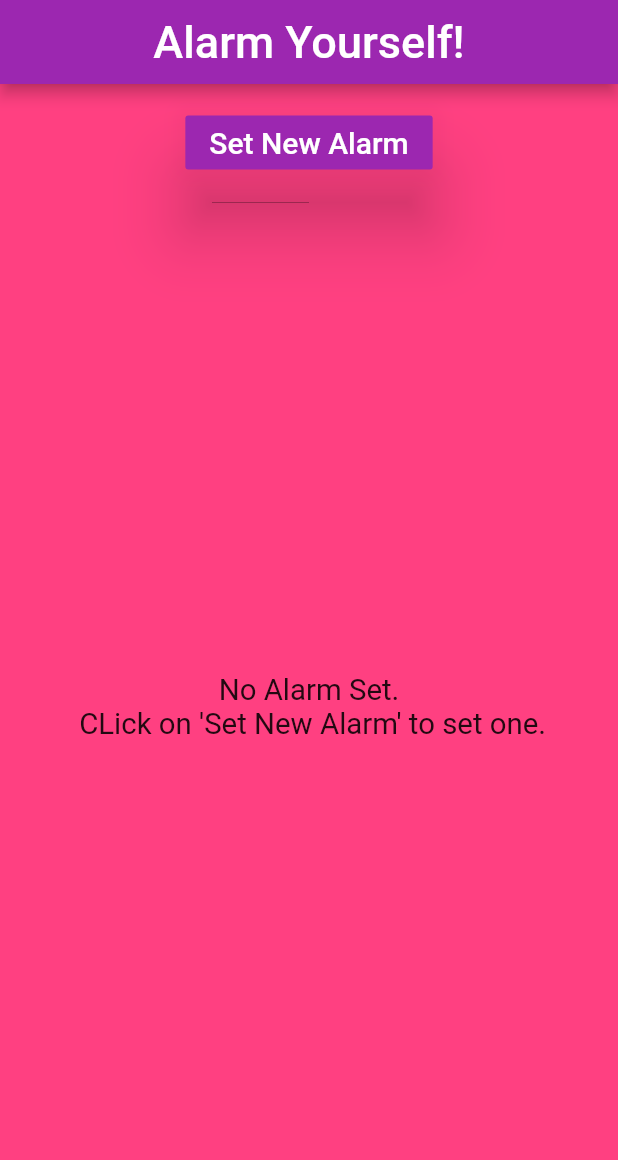
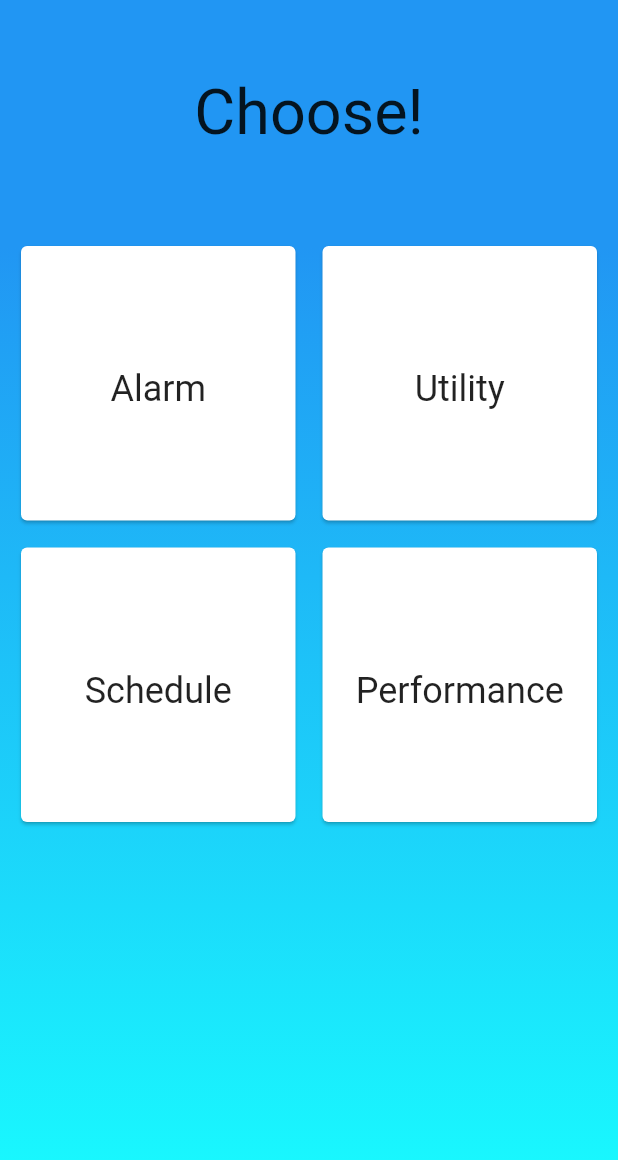
Before and after one commit to MASTERAMARJEET/Flutter_Apps, a Flutter app: the screen it shows after launch, after a tap on "LOGIN", on a phone screen of 412 x 824 dp. Shown: the top 1160 px of the screen. Run offline on Flutter 3.47's test engine with Material 2 defaults, Android fonts, the phone set to English and light mode, and no system bars.

Commit message:
App_2 third_commit
Refinement of code done at several places. More navigation functionality added like routes, etc. 'card_manager.dart' and 'card.dart' are renamed as 'alarm_manager' and 'alarm_card.dart' respectively.

```diff
--- a/app_2/lib/card_manager.dart
+++ b/app_2/lib/alarm_manager.dart
@@ -1,6 +1,6 @@
 import 'package:flutter/material.dart';
 
-import './card.dart';
+import './alarm_card.dart';
 
 class Manager extends StatefulWidget {
   @override
--- /dev/null
+++ b/app_2/lib/home_card.dart
@@ -0,0 +1,34 @@
+import 'package:flutter/material.dart';
+
+class HomeCard extends StatelessWidget {
+  final _text;
+
+  HomeCard(this._text);
+
+  @override
+  Widget build(BuildContext context) {
+
+    void _whichPage() {
+      if (_text == 'Alarm') {
+        Navigator.pushNamed(context, '/alarm_manager');
+      }
+      else {
+        Navigator.pushNamed(context, '/not_ready');
+      }
+
+    }
+
+    return Card(
+      child: ListTile(
+        onTap: _whichPage,
+        title: Center(
+          child: Text(
+            _text,
+            textAlign: TextAlign.center,
+            textScaleFactor: 1.5,
+          ),
+        ),
+      ),
+    );
+  }
+}
--- a/app_2/lib/main.dart
+++ b/app_2/lib/main.dart
@@ -1,6 +1,9 @@
 import 'package:flutter/material.dart';
 
 import './pages/auth.dart';
+import './pages/home.dart';
+import './pages/alarm.dart';
+import './pages/not_ready.dart';
 
 void main() => runApp(MainApp());
 
@@ -10,10 +13,15 @@ class MainApp extends StatelessWidget {
     return MaterialApp(
       title: 'The App',
       theme: ThemeData(
-        primarySwatch: Colors.purple,
-        accentColor: Colors.pinkAccent,
+        primarySwatch: Colors.indigo,
+        accentColor: Colors.cyan.shade200,
       ),
       home: AuthenticatePage(),
+      routes: {
+        '/home': (BuildContext context) => HomePage(),
+        '/alarm_manager': (BuildContext context) => AlarmPage(),
+        '/not_ready' : (BuildContext context) => NotReadyPage(),
+      },
     );
   }
 }
--- a/app_2/lib/pages/auth.dart
+++ b/app_2/lib/pages/auth.dart
@@ -1,6 +1,4 @@
 import 'package:flutter/material.dart';
-
-import './home.dart';
 
 class AuthenticatePage extends StatelessWidget {
   @override
@@ -17,13 +15,15 @@ class AuthenticatePage extends StatelessWidget {
       ),
       body: Center(
         child: RaisedButton(
-          shape: BeveledRectangleBorder(borderRadius: BorderRadius.circular(7.5)),
+          shape:
+              BeveledRectangleBorder(borderRadius: BorderRadius.circular(7.5)),
           color: Theme.of(context).primaryColor,
-          onPressed: () => Navigator.pushReplacement(
-              context,
-              MaterialPageRoute(
-                  builder: (BuildContext context) => MyHomePage())),
-          child: Text('LOGIN', textScaleFactor: 1.5, style: TextStyle(color: Colors.white,)),
+          onPressed: () => Navigator.pushReplacementNamed(context, '/home'),
+          child: Text('LOGIN',
+              textScaleFactor: 1.5,
+              style: TextStyle(
+                color: Colors.white,
+              )),
         ),
       ),
     );
--- a/app_2/lib/pages/home.dart
+++ b/app_2/lib/pages/home.dart
@@ -1,21 +1,47 @@
 import 'package:flutter/material.dart';
 
-import '../card_manager.dart';
+import '../home_card.dart';
 
-class MyHomePage extends StatelessWidget {
+class HomePage extends StatelessWidget {
   @override
   Widget build(BuildContext context) {
     return Scaffold(
-      backgroundColor: Theme.of(context).accentColor,
-      extendBody: true,
-      appBar: AppBar(
-        title: Text(
-          'Alarm Yourself!',
-          textScaleFactor: 1.5,
+      body: DecoratedBox(
+        decoration: BoxDecoration(
+          gradient: LinearGradient(
+            begin: Alignment.topCenter,
+            end: Alignment.bottomCenter,
+            colors: <Color>[Colors.blue, Colors.cyanAccent],
+            stops: <double>[0.2, 1.0],
+          ),
         ),
-        centerTitle: true,
+        child: Column(
+          children: <Widget>[
+            SizedBox(
+              height: 150.0,
+              child: Center(
+                  child: Text(
+                'Choose!',
+                textScaleFactor: 3.0,
+              )),
+            ),
+            GridView.count(
+              shrinkWrap: true,
+              primary: false,
+              padding: const EdgeInsets.all(10.0),
+              crossAxisSpacing: 10,
+              mainAxisSpacing: 10,
+              crossAxisCount: 2,
+              children: <Widget>[
+                HomeCard('Alarm'),
+                HomeCard('Utility'),
+                HomeCard('Schedule'),
+                HomeCard('Performance'),
+              ],
+            ),
+          ],
+        ),
       ),
-      body: Manager(),
     );
   }
 }
```
Also changed, not shown: app_2/lib/alarm_card.dart (renamed from app_2/lib/card.dart, +47 -3 lines), app_2/lib/pages/alarm.dart (added, +21 -0 lines), app_2/lib/pages/alarm_setter.dart (+13 -14 lines), app_2/lib/pages/not_ready.dart (added, +18 -0 lines), app_2/lib/time_details.dart (+4 -4 lines).
